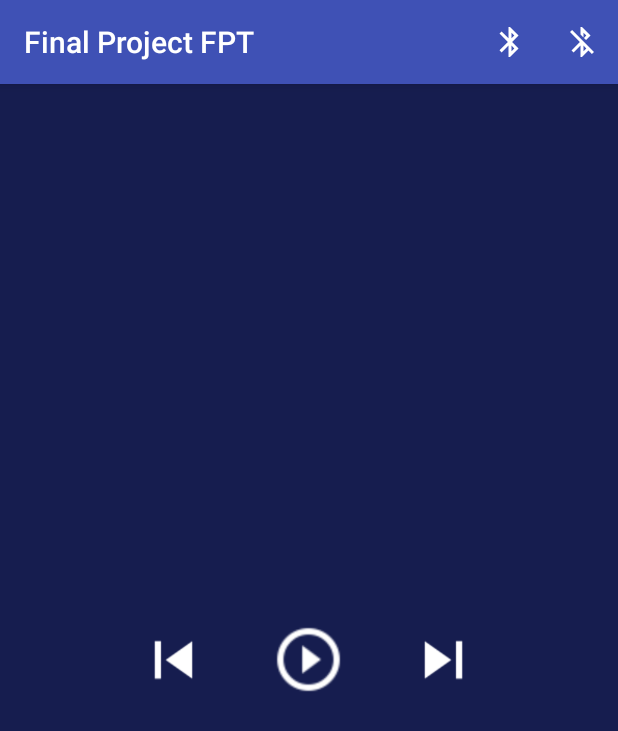
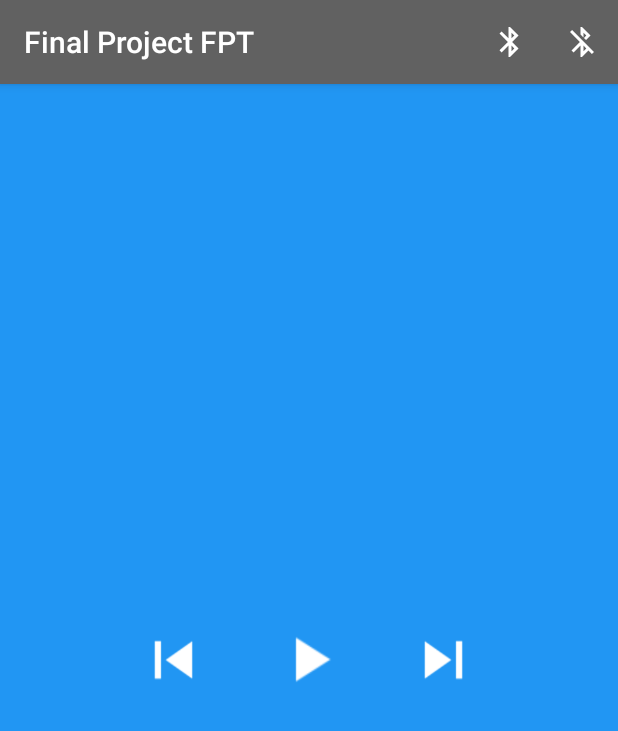
Before and after one commit to trungnguyenduy139/ProjectFPT, an Android app: the screen it shows after launch (MainActivity), after a tap on an icon or button, on a phone screen of 412 x 824 dp. Shown: the top 731 px of the screen. Run offline under Robolectric (Android 15) with nearby library versions, the phone set to English and light mode, and no system bars; 3 statements that could not run were skipped.

Commit message:
Update : Play music locally

```diff
--- a/app/src/main/java/com/example/trungnguyen/finalprojectfpt/ActivityHandler.kt
+++ b/app/src/main/java/com/example/trungnguyen/finalprojectfpt/ActivityHandler.kt
@@ -21,7 +21,7 @@ class ActivityHandler(private val mMainActivity: MainActivity) : Handler() {
             }
 
             //Change button to "Pause"
-            mMainActivity.imgPlayPause?.setImageResource(R.drawable.pause_circle)
+            mMainActivity.imgPlayPause?.setImageResource(R.drawable.ic_action_pause)
         } else if (msg.arg1 == 1) {
             //Music is playing
             val message = Message.obtain()
@@ -33,7 +33,7 @@ class ActivityHandler(private val mMainActivity: MainActivity) : Handler() {
             }
 
             //Change the button to "Play"
-            mMainActivity.imgPlayPause?.setImageResource(R.drawable.play_circle)
+            mMainActivity.imgPlayPause?.setImageResource(R.drawable.ic_action_play)
         }
     }
 }
--- a/app/src/main/java/com/example/trungnguyen/finalprojectfpt/MainActivity.kt
+++ b/app/src/main/java/com/example/trungnguyen/finalprojectfpt/MainActivity.kt
@@ -30,17 +30,17 @@ class MainActivity : AppCompatActivity() {
     private var mBound = false
     private val mActivityMessenger = Messenger(ActivityHandler(this))
     private var mPlayerMessenger: Messenger? = null
-    private var mUrl: String? = null
+    private var mResId: Int? = null
     private var mIndex: Int = 0
-    private lateinit var mListTrack: ArrayList<String>
+    private lateinit var mListTrack: ArrayList<Int>
     private var mServiceConnection: ServiceConnection = object : ServiceConnection {
         override fun onServiceConnected(componentName: ComponentName, iBinder: IBinder) {
             mBound = true
             val serviceIntent = Intent(this@MainActivity, PlayerService::class.java)
             startService(serviceIntent)
             val intent = Intent(INTENT_SERVICE)
-            if (mUrl != null) {
-                intent.putExtra(URL, mUrl)
+            if (mResId != null) {
+                intent.putExtra(URL, mResId!!)
                 sendBroadcast(intent)
             }
             if (isNetworkAvailable) {
@@ -91,10 +91,10 @@ class MainActivity : AppCompatActivity() {
         super.onCreate(savedInstanceState)
         setContentView(R.layout.activity_main)
         mListTrack = ArrayList()
-        mListTrack.add("http://zmp3-mp3-s1-te-vnso-tn-8.zadn.vn/3cedeac33387dad98396/8127820420268223686?authen=exp=1504043319~acl=/3cedeac33387dad98396/*~hmac=05df59734e10ee170770a347f2e64b30")
-        mListTrack.add("http://zmp3-mp3-s1-te-zmp3-fpthcm-1.zadn.vn/ccdf4a779033796d2022/7340335391073080988?authen=exp=1504042430~acl=/ccdf4a779033796d2022/*~hmac=1ce485de5a5a275a804273494f6dcffb")
+        mListTrack.add(R.raw.file1)
+        mListTrack.add(R.raw.file2)
         addControls()
-        mUrl = mListTrack[0]
+        mResId = mListTrack[0]
         BluetoothDevices.getHandler(mHandler)
     }
 
@@ -127,9 +127,9 @@ class MainActivity : AppCompatActivity() {
 
     private fun play(index: Int) {
         val intent = Intent(INTENT_SERVICE)
-        mUrl = mListTrack[index]
-        if (mUrl != null) {
-            intent.putExtra(URL, mUrl)
+        mResId = mListTrack[index]
+        if (mResId != null) {
+            intent.putExtra(URL, mResId!!)
             sendBroadcast(intent)
         }
         if (isNetworkAvailable) {
@@ -202,7 +202,7 @@ class MainActivity : AppCompatActivity() {
     public override fun onStart() {
         super.onStart()
         val intent = Intent(this, PlayerService::class.java)
-        if (mUrl != null)
+        if (mResId != null)
             bindService(intent, mServiceConnection, Context.BIND_AUTO_CREATE)
     }
 
@@ -241,6 +241,6 @@ class MainActivity : AppCompatActivity() {
 
     companion object {
         const val INTENT_SERVICE = "send_track_intent"
-        const val URL = "URL"
+        const val URL = "url"
     }
 }
--- a/app/src/main/res/layout/activity_main.xml
+++ b/app/src/main/res/layout/activity_main.xml
@@ -5,7 +5,7 @@
     android:layout_width="match_parent"
     android:layout_height="match_parent"
     android:id="@+id/rootFragmentNowPlaying"
-    android:background="#161d4f"
+    android:background="#2196F3"
     android:gravity="center"
     tools:context="com.example.trungnguyen.finalprojectfpt.MainActivity">
     <ImageView
@@ -21,7 +21,7 @@
         android:layout_width="50dp"
         android:layout_height="50dp"
         android:id="@+id/btPlayPause"
-        android:src="@drawable/play_circle" />
+        android:src="@drawable/ic_action_play" />
 
 
     <ImageView
--- a/app/src/main/res/values/colors.xml
+++ b/app/src/main/res/values/colors.xml
@@ -1,6 +1,6 @@
 <?xml version="1.0" encoding="utf-8"?>
 <resources>
-    <color name="colorPrimary">#3F51B5</color>
-    <color name="colorPrimaryDark">#303F9F</color>
+    <color name="colorPrimary">#616161</color>
+    <color name="colorPrimaryDark">#616161</color>
     <color name="colorAccent">#FF4081</color>
 </resources>
```
Also changed, not shown: app/src/main/java/com/example/trungnguyen/finalprojectfpt/PlayerService.kt (+10 -11 lines), app/src/main/res/drawable/ic_action_pause.png (added), app/src/main/res/drawable/ic_action_play.png (added), app/src/main/res/drawable/pause_circle.png (deleted), app/src/main/res/drawable/play_circle.png (deleted), 2 other files.
